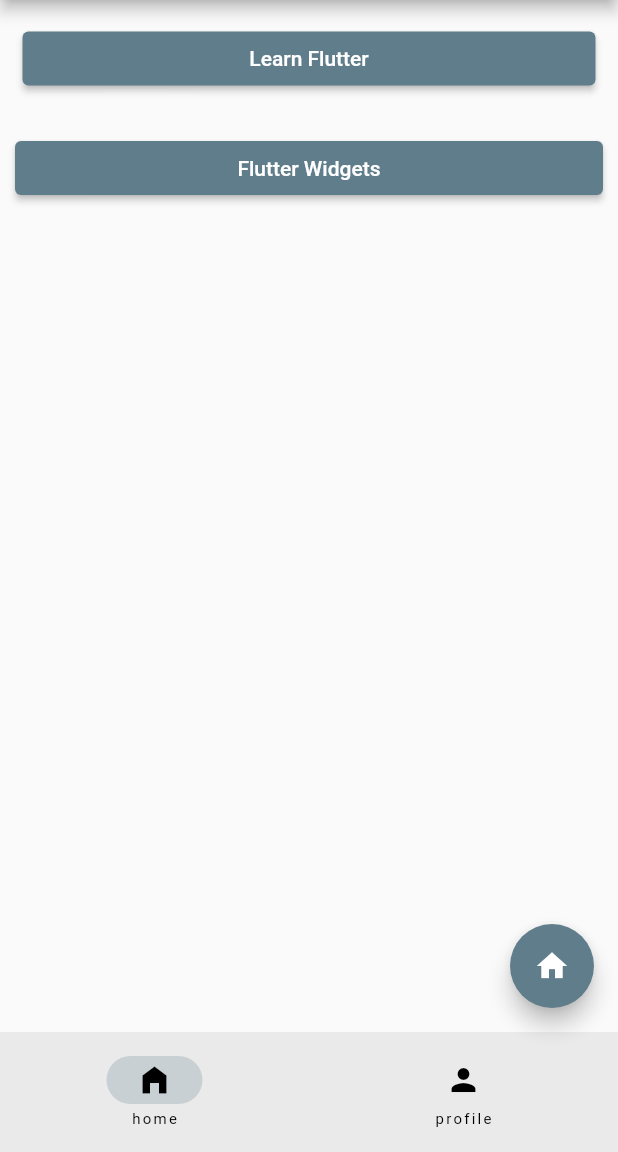
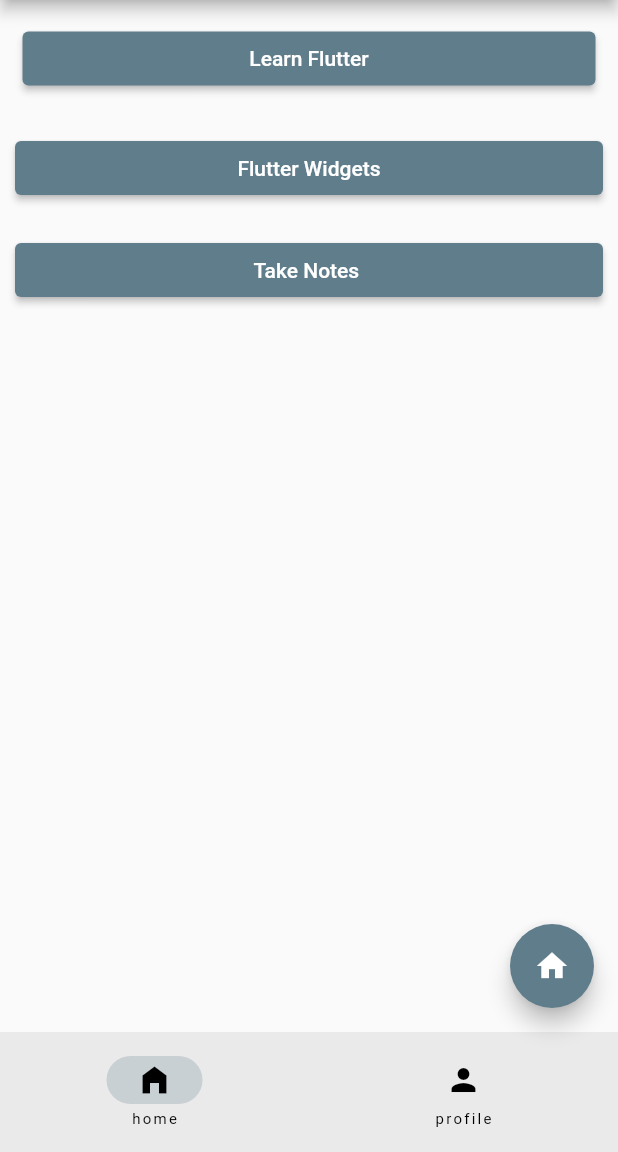
Before and after one commit to git-tolu/flutter_app, a Flutter app: the screen it shows after launch, on a phone screen of 412 x 824 dp, the part 84-1236 px from its top. Run offline on Flutter 3.47's test engine with Material 2 defaults, Android fonts, the phone set to English and light mode, and no system bars.

Commit message:
notepad page commit

```diff
--- a/demo_app/lib/home_page.dart
+++ b/demo_app/lib/home_page.dart
@@ -44,6 +44,22 @@ class HomePage extends StatelessWidget {
             child: const Text('Flutter Widgets'),
           ),
         ),
+        Container(
+          margin: EdgeInsets.all(10.0),
+          width: double.infinity,
+          child: ElevatedButton(
+            onPressed: () {
+              // Navigator.of(context).push(
+              //   MaterialPageRoute(
+              //     builder: (BuildContext context) {
+              //       return const FlutterWidget();
+              //     },
+              //   ),
+              // );
+            },
+            child: const Text('Take Notes '),
+          ),
+        ),
       ],
     );
   }
```
Also changed, not shown: demo_app/lib/notepad.dart (added).
